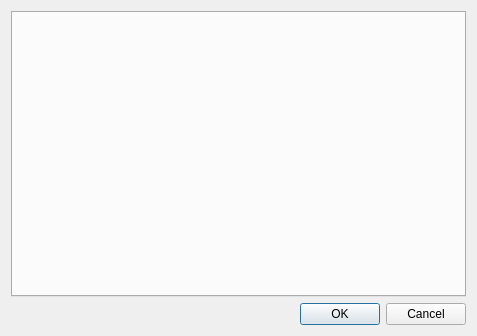
martinrotter/rssguard, file src/librssguard/services/abstract/gui/formaccountdetails.ui: the form before one commit.
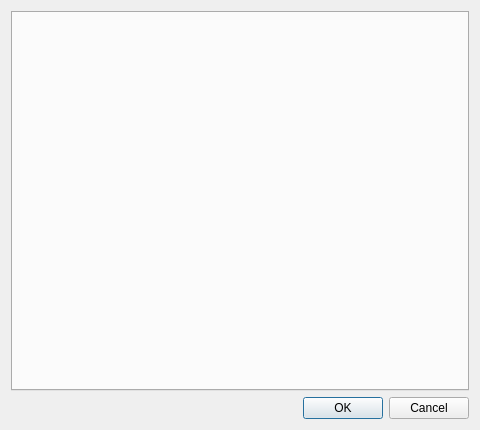
The form after the commit.

Commit message: make contents of acc edit dialog scrollable

```diff
--- a/src/librssguard/services/abstract/gui/formaccountdetails.ui
+++ b/src/librssguard/services/abstract/gui/formaccountdetails.ui
@@ -6,16 +6,50 @@
    <rect>
     <x>0</x>
     <y>0</y>
-    <width>477</width>
-    <height>336</height>
+    <width>480</width>
+    <height>430</height>
    </rect>
   </property>
   <layout class="QFormLayout" name="formLayout_2">
    <item row="0" column="0" colspan="2">
-    <widget class="QTabWidget" name="m_tabWidget">
-     <property name="currentIndex">
-      <number>-1</number>
+    <widget class="QScrollArea" name="m_scroll">
+     <property name="frameShape">
+      <enum>QFrame::NoFrame</enum>
      </property>
+     <property name="widgetResizable">
+      <bool>true</bool>
+     </property>
+     <widget class="QWidget" name="scrollAreaWidgetContents">
+      <property name="geometry">
+       <rect>
+        <x>0</x>
+        <y>0</y>
+        <width>462</width>
+        <height>383</height>
+       </rect>
+      </property>
+      <layout class="QHBoxLayout" name="horizontalLayout">
+       <property name="leftMargin">
+        <number>0</number>
+       </property>
+       <property name="topMargin">
+        <number>0</number>
+       </property>
+       <property name="rightMargin">
+        <number>0</number>
+       </property>
+       <property name="bottomMargin">
+        <number>0</number>
+       </property>
+       <item>
+        <widget class="QTabWidget" name="m_tabWidget">
+         <property name="currentIndex">
+          <number>-1</number>
+         </property>
+        </widget>
+       </item>
+      </layout>
+     </widget>
     </widget>
    </item>
    <item row="1" column="0" colspan="2">
```
